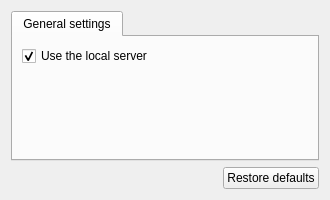
Old version of the form gns3/modules/builtin/ui/builtin_preferences_page.ui in the repository GNS3/gns3-gui.
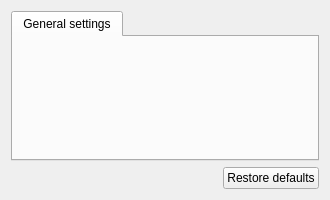
New version of the form.

Commit message: Remove local server checkbox from preferences

The edit to the form file:
```diff
--- a/gns3/modules/builtin/ui/builtin_preferences_page.ui
+++ b/gns3/modules/builtin/ui/builtin_preferences_page.ui
@@ -27,16 +27,6 @@
        <string>General settings</string>
       </attribute>
       <layout class="QVBoxLayout" name="verticalLayout_2">
-       <item>
-        <widget class="QCheckBox" name="uiUseLocalServercheckBox">
-         <property name="text">
-          <string>Use the local server</string>
-         </property>
-         <property name="checked">
-          <bool>true</bool>
-         </property>
-        </widget>
-       </item>
        <item>
         <spacer name="verticalSpacer">
          <property name="orientation">
```
The commit also changes 28 other files.
